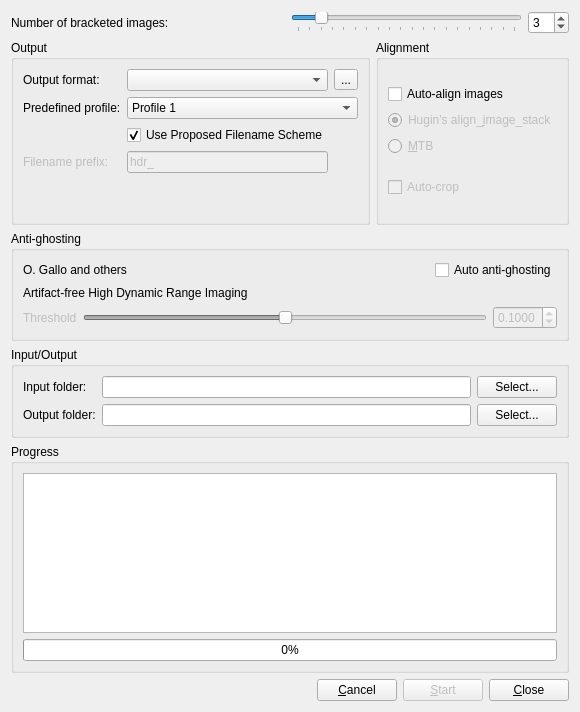
Before: the Qt Designer form src/BatchHDR/BatchHDRDialog.ui in LuminanceHDR/LuminanceHDR, drawn with Qt 5.
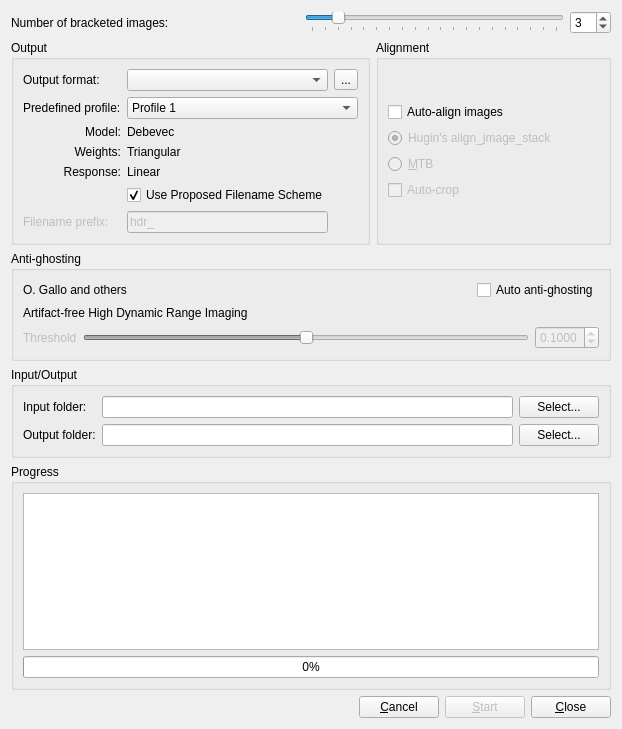
After: the same form once the commit is applied. Icons and pictures are not drawn.

Commit message:
fix HdrWizard custom config, BatchHDR.
Allow hdr creation config to be saved in the database, fixes to the UI,
BatchHDR can use custom configs previously saved in the database.

What changed in the file:
```diff
--- a/src/BatchHDR/BatchHDRDialog.ui
+++ b/src/BatchHDR/BatchHDRDialog.ui
@@ -6,8 +6,8 @@
    <rect>
     <x>0</x>
     <y>0</y>
-    <width>579</width>
-    <height>712</height>
+    <width>622</width>
+    <height>729</height>
    </rect>
   </property>
   <property name="windowTitle">
@@ -118,7 +118,7 @@
             </property>
            </widget>
           </item>
-          <item row="3" column="0">
+          <item row="6" column="0">
            <widget class="QLabel" name="label_4">
             <property name="enabled">
              <bool>false</bool>
@@ -128,50 +128,6 @@
             </property>
            </widget>
           </item>
-          <item row="1" column="0">
-           <widget class="QLabel" name="label_2">
-            <property name="text">
-             <string>Predefined profile:</string>
-            </property>
-           </widget>
-          </item>
-          <item row="4" column="0">
-           <spacer name="verticalSpacer">
-            <property name="orientation">
-             <enum>Qt::Vertical</enum>
-            </property>
-            <property name="sizeHint" stdset="0">
-             <size>
-              <width>20</width>
-              <height>40</height>
-             </size>
-            </property>
-           </spacer>
-          </item>
-          <item row="0" column="2">
-           <widget class="QToolButton" name="formatSettingsButton">
-            <property name="text">
-             <string notr="true">...</string>
-            </property>
-           </widget>
-          </item>
-          <item row="0" column="0">
-           <widget class="QLabel" name="label_3">
-            <property name="text">
-             <string>Output format:</string>
-            </property>
-           </widget>
-          </item>
-          <item row="3" column="1">
-           <widget class="QLineEdit" name="prefixLineEdit">
-            <property name="enabled">
-             <bool>false</bool>
-            </property>
-            <property name="text">
-             <string>hdr_</string>
-            </property>
-           </widget>
-          </item>
           <item row="1" column="1" colspan="2">
            <widget class="QComboBox" name="profileComboBox">
             <property name="toolTip">
@@ -213,7 +169,24 @@
             </item>
            </widget>
           </item>
-          <item row="2" column="1">
+          <item row="0" column="0">
+           <widget class="QLabel" name="label_3">
+            <property name="text">
+             <string>Output format:</string>
+            </property>
+           </widget>
+          </item>
+          <item row="6" column="1">
+           <widget class="QLineEdit" name="prefixLineEdit">
+            <property name="enabled">
+             <bool>false</bool>
+            </property>
+            <property name="text">
+             <string>hdr_</string>
+            </property>
+           </widget>
+          </item>
+          <item row="5" column="1">
            <widget class="QCheckBox" name="proposedFilenameCheckBox">
             <property name="toolTip">
              <string>&lt;html&gt;&lt;head/&gt;&lt;body&gt;&lt;p&gt;With leaving this checked, filenames for created HDRs will be of the form &lt;span style=&quot; font-style:italic;&quot;&gt;first-last_HdrCreationModel.ext &lt;/span&gt;where first is the file name of 1st braketed image in the set, last is the file name of the last bracketed image in the set and extension is the selected HDR file format extension.&lt;/p&gt;&lt;/body&gt;&lt;/html&gt;</string>
@@ -226,6 +199,71 @@
             </property>
            </widget>
           </item>
+          <item row="4" column="0">
+           <widget class="QLabel" name="label_10">
+            <property name="text">
+             <string>Response:</string>
+            </property>
+            <property name="alignment">
+             <set>Qt::AlignRight|Qt::AlignTrailing|Qt::AlignVCenter</set>
+            </property>
+           </widget>
+          </item>
+          <item row="3" column="0">
+           <widget class="QLabel" name="label_11">
+            <property name="text">
+             <string>Weights:</string>
+            </property>
+            <property name="alignment">
+             <set>Qt::AlignRight|Qt::AlignTrailing|Qt::AlignVCenter</set>
+            </property>
+           </widget>
+          </item>
+          <item row="1" column="0">
+           <widget class="QLabel" name="label_2">
+            <property name="text">
+             <string>Predefined profile:</string>
+            </property>
+           </widget>
+          </item>
+          <item row="0" column="2">
+           <widget class="QToolButton" name="formatSettingsButton">
+            <property name="text">
+             <string notr="true">...</string>
+            </property>
+           </widget>
+          </item>
+          <item row="2" column="0">
+           <widget class="QLabel" name="label_12">
+            <property name="text">
+             <string>Model:</string>
+            </property>
+            <property name="alignment">
+             <set>Qt::AlignRight|Qt::AlignTrailing|Qt::AlignVCenter</set>
+            </property>
+           </widget>
+          </item>
+          <item row="2" column="1">
+           <widget class="QLabel" name="labelModel">
+            <property name="text">
+             <string>Debevec</string>
+            </property>
+           </widget>
+          </item>
+          <item row="3" column="1">
+           <widget class="QLabel" name="labelWeights">
+            <property name="text">
+             <string>Triangular</string>
+            </property>
+           </widget>
+          </item>
+          <item row="4" column="1">
+           <widget class="QLabel" name="labelResponse">
+            <property name="text">
+             <string>Linear</string>
+            </property>
+           </widget>
+          </item>
          </layout>
         </item>
        </layout>
@@ -241,32 +279,6 @@
          <layout class="QGridLayout" name="gridLayout_2">
           <item row="0" column="0">
            <layout class="QGridLayout" name="gridLayout_6">
-            <item row="0" column="0">
-             <widget class="QCheckBox" name="autoAlignCheckBox">
-              <property name="enabled">
-               <bool>true</bool>
-              </property>
-              <property name="toolTip">
-               <string>Auto align the bracketed pictures</string>
-              </property>
-              <property name="text">
-               <string>Auto-align images</string>
-              </property>
-             </widget>
-            </item>
-            <item row="3" column="0" colspan="2">
-             <widget class="QRadioButton" name="MTBRadioButton">
-              <property name="enabled">
-               <bool>false</bool>
-              </property>
-              <property name="toolTip">
-               <string>Use MTB (Median Threshold Bitmap) engine</string>
-              </property>
-              <property name="text">
-               <string>&amp;MTB</string>
-              </property>
-             </widget>
-            </item>
             <item row="2" column="0" colspan="2">
              <widget class="QRadioButton" name="aisRadioButton">
               <property name="enabled">
@@ -283,18 +295,44 @@
               </property>
              </widget>
             </item>
+            <item row="3" column="0" colspan="2">
+             <widget class="QRadioButton" name="MTBRadioButton">
+              <property name="enabled">
+               <bool>false</bool>
+              </property>
+              <property name="toolTip">
+               <string>Use MTB (Median Threshold Bitmap) engine</string>
+              </property>
+              <property name="text">
+               <string>&amp;MTB</string>
+              </property>
+             </widget>
+            </item>
+            <item row="0" column="0">
+             <widget class="QCheckBox" name="autoAlignCheckBox">
+              <property name="enabled">
+               <bool>true</bool>
+              </property>
+              <property name="toolTip">
+               <string>Auto align the bracketed pictures</string>
+              </property>
+              <property name="text">
+               <string>Auto-align images</string>
+              </property>
+             </widget>
+            </item>
+            <item row="4" column="0">
+             <widget class="QCheckBox" name="autoCropCheckBox">
+              <property name="enabled">
+               <bool>false</bool>
+              </property>
+              <property name="text">
+               <string>Auto-crop</string>
+              </property>
+             </widget>
+            </item>
            </layout>
           </item>
-          <item row="1" column="0">
-           <widget class="QCheckBox" name="autoCropCheckBox">
-            <property name="enabled">
-             <bool>false</bool>
-            </property>
-            <property name="text">
-             <string>Auto-crop</string>
-            </property>
-           </widget>
-          </item>
          </layout>
         </widget>
        </item>
```
Left out of the diff: 57 changed lines with no effect on the pictures. The commit also changes 12 other files.
